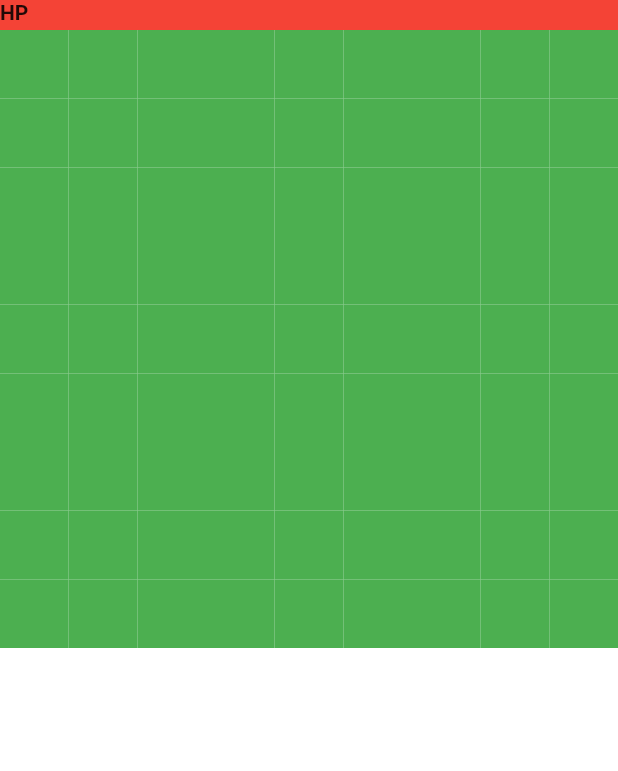
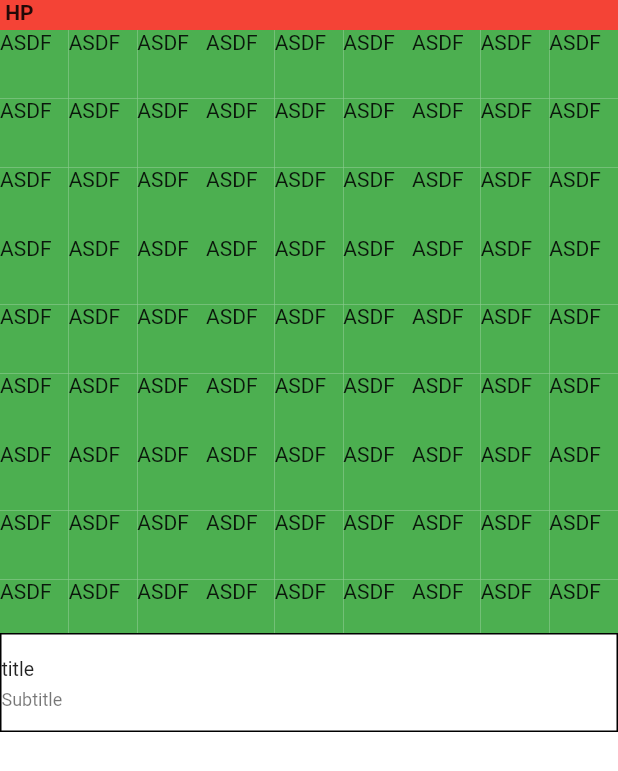
Before and after one commit to crtingram/flutter_app_two, a Flutter app: the screen it shows after launch, on a phone screen of 412 x 824 dp. Shown: the top 771 px of the screen. Run offline on Flutter 3.47's test engine with Material 2 defaults, Android fonts, the phone set to English and light mode, and no system bars.

Commit message:
Add Grid and ListView.

```diff
--- a/lib/module/game.dart
+++ b/lib/module/game.dart
@@ -7,8 +7,9 @@ class Game extends StatefulWidget {
   State createState() => GameState();
 }
 
-class GameState extends State<Game> {
+class GameState extends State<Game> with SingleTickerProviderStateMixin {
   List<GameTile> gameTileData;
+  TabController _tabController;
 
   GameState() {
     gameTileData = MapUtil.generateMap();
@@ -29,7 +30,7 @@ class GameState extends State<Game> {
                   height: 20,
                   width: MediaQuery.of(context).size.width,
                   child: Text(
-                    'HP ',
+                    ' HP ',
                     style: TextStyle(fontWeight: FontWeight.bold),
                   ),
                   decoration: new BoxDecoration(
@@ -49,14 +50,32 @@ class GameState extends State<Game> {
                   return GridTile(
                     child: Container(
                       color: Colors.green,
-                    child: Text(''),
+                      child: Text('ASDF'),
                     ),
                   );
                 }).toList(),
-            ))
+              ),
+            ),
+            Flexible(
+              child: ListView(
+                children: <Widget>[
+                  Container(
+                    decoration: BoxDecoration(border: Border.all()),
+                    child: ListTile(
+                      title: Text('title'),
+                      subtitle: Text('Subtitle'),
+                      contentPadding: EdgeInsets.all(0.0),
+                      dense: true,
+                    ),
+                  ),
+                ],
+              ),
+            ),
           ],
         ),
       ),
     );
   }
+
+  getScreenWidth(BuildContext context) {}
 }
```
Lines whose indentation alone changed are shown as unchanged.
